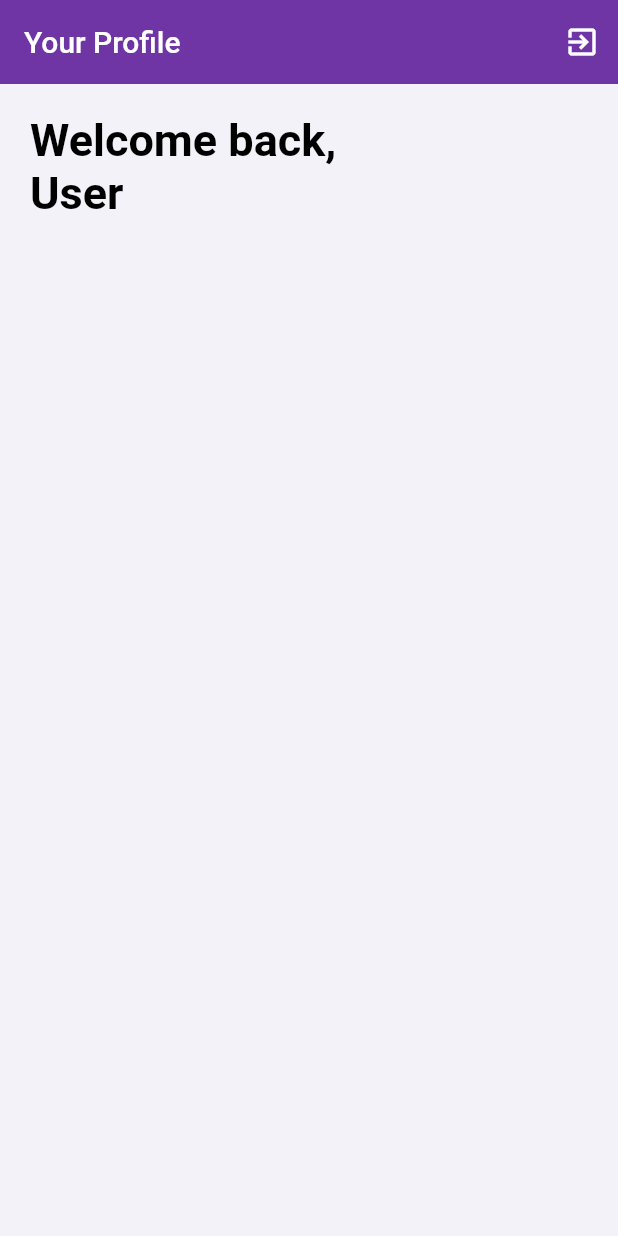
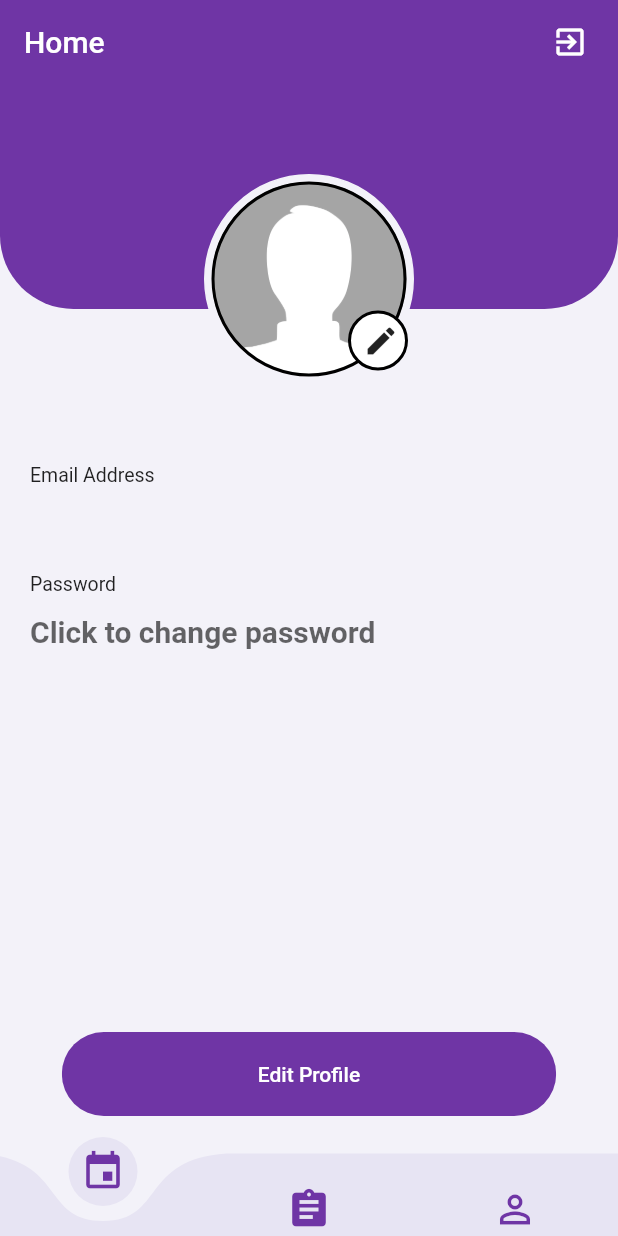
Before and after one commit to chwoozy/dayly, a Flutter app: the screen it shows once a user with an empty profile is signed in, on a phone screen of 412 x 824 dp. Run offline on Flutter 3.47's test engine with Material 2 defaults, Android fonts, the phone set to English and light mode, and no system bars; drawn by our look-alikes of curved_navigation_bar; our stand-ins replace cloud_firestore, email_validator, firebase_auth, firebase_storage, flutter_spinkit, image_picker; accounts and stored records are empty.

Commit message:
profile page added without password

```diff
--- a/lib/components/constants.dart
+++ b/lib/components/constants.dart
@@ -4,6 +4,7 @@ import 'package:flutter/material.dart';
 const primaryBackgroundColor = Color(0xFFF3F2F9);
 const primaryPurple = Color(0xFF6F35A5);
 const primaryLightColor = Color(0xFFF1E6FF);
+const secondaryBackgroundColor = Color(0xFFE7E4F3);
 
 // Decorations
 var authTextInputDecoration = InputDecoration(
--- a/lib/pages/home/home.dart
+++ b/lib/pages/home/home.dart
@@ -1,22 +1,33 @@
 import 'package:dayly/components/constants.dart';
+import 'package:dayly/pages/profile/profile.dart';
 import 'package:dayly/services/auth.dart';
 import 'package:flutter/material.dart';
+import 'package:dayly/services/database.dart';
+import 'package:provider/provider.dart';
+import 'package:dayly/pages/models/user.dart';
+import 'package:curved_navigation_bar/curved_navigation_bar.dart';
 
 class Home extends StatelessWidget {
 
   final AuthService _authService = AuthService();
+  final User user;
+
+  Home({ this.user });
 
   @override
   Widget build(BuildContext context) {
 
-    return Scaffold(
+    return StreamProvider<UserData>.value(
+      value: DatabaseService(uid: user.uid).userData,
+      child: Scaffold(
         backgroundColor: primaryBackgroundColor,
         appBar: AppBar(
-        title: Text('Your Profile'),
+          title: Text('Home'),
           backgroundColor: primaryPurple,
           elevation: 0.0,
           actions: <Widget>[
             IconButton(
+              padding: EdgeInsets.symmetric(horizontal: 20.0),
               icon: Icon(Icons.exit_to_app),
               onPressed: () async {
                 await _authService.signOut();
@@ -24,22 +35,25 @@ class Home extends StatelessWidget {
             )
           ],
         ),
-      body: Padding(
-        padding: EdgeInsets.symmetric(horizontal: 20.0),
-        child: Column(
-          children: <Widget>[
-            SizedBox(height: 20.0),
-            Text(
-              'Welcome back, \nUser',
-              style: TextStyle(
-                fontWeight:  FontWeight.bold,
-                fontSize: 30.0,
-                color: Colors.black,
+        body: Profile(),
+        bottomNavigationBar: CurvedNavigationBar(
+          height: 55,
+          index: 0,
+          backgroundColor: primaryBackgroundColor,
+          color: secondaryBackgroundColor,
+          items: <Widget>[
+            Icon(Icons.event, size: 30, color: primaryPurple),
+            Icon(Icons.assignment, size: 30, color: primaryPurple),
+            Icon(Icons.perm_identity, size: 30, color: primaryPurple),
+          ],
+          animationDuration: Duration(
+            milliseconds: 200,
           ),
+          onTap: (index) {
+            //Handle button tap
+          },
+        )
       ),
-          ],
-        ),
-      )
     );
   }
 }
--- /dev/null
+++ b/lib/pages/home/test.dart
@@ -0,0 +1,21 @@
+import 'package:flutter/material.dart';
+
+class Test extends StatelessWidget {
+  @override
+  Widget build(BuildContext context) {
+    return Scaffold(
+      appBar: AppBar(
+
+      ),
+      body: Container(
+        child: Column(
+          children: <Widget>[
+            Text(
+              'hi'
+            )
+          ]
+        ),
+      ),
+    );
+  }
+}
--- a/lib/pages/models/user.dart
+++ b/lib/pages/models/user.dart
@@ -2,8 +2,14 @@ class User {
   final String uid;
 
   User({ this.uid });
+}
 
-  String getUID() {
-    return this.uid;
-  }
+class UserData {
+  final String uid;
+  final String email;
+  final String name;
+  final String type;
+  final String imageUrl;
+
+  UserData({ this.uid, this.email, this.name, this.type, this.imageUrl});
 }
--- /dev/null
+++ b/lib/pages/profile/profile.dart
@@ -0,0 +1,235 @@
+import 'dart:io';
+import 'package:dayly/components/constants.dart';
+import 'package:dayly/components/loading.dart';
+import 'package:dayly/components/rounded-button.dart';
+import 'package:dayly/pages/models/user.dart';
+import 'package:dayly/services/database.dart';
+import 'package:firebase_storage/firebase_storage.dart';
+import 'package:flutter/material.dart';
+import 'package:image_picker/image_picker.dart';
+import 'package:provider/provider.dart';
+
+class Profile extends StatefulWidget {
+  @override
+  _ProfileState createState() => _ProfileState();
+}
+
+class _ProfileState extends State<Profile> {
+
+  final _formKey = GlobalKey<FormState>();
+
+  // Form States
+  String _name = '';
+  String _email = '';
+  String _uid = '';
+  String _imageUrl = '';
+  bool loading = false;
+  bool updating = false;
+  File _uploadedImage;
+  final _picker = ImagePicker();
+
+  Future getImage() async {
+    final _pickedImage = await _picker.getImage(source: ImageSource.gallery);
+    setState(() => _uploadedImage = File(_pickedImage.path));
+  }
+
+  Future uploadImage(File file) async {
+    final StorageReference firebaseStorageRef = FirebaseStorage.instance
+      .ref()
+      .child('user/assets/profilepic/$_uid.png');
+
+    StorageUploadTask uploadTask = firebaseStorageRef.putFile(_uploadedImage);
+    StorageTaskSnapshot taskSnapshot = await uploadTask.onComplete;
+    print('Upload Complete');
+    _imageUrl = await taskSnapshot.ref.getDownloadURL();
+    print(_imageUrl);
+  }
+
+  @override
+  Widget build(BuildContext context) {
+
+    final _userData = Provider.of<UserData>(context);
+    final _databaseService = DatabaseService(uid: _userData.uid);
+    Size size = MediaQuery.of(context).size;
+    _uid = _userData.uid;
+    _imageUrl = _userData.imageUrl;
+
+    return loading ? Loading() : Scaffold(
+      backgroundColor: primaryBackgroundColor,
+      body: SingleChildScrollView(
+        child: Column(
+          crossAxisAlignment: CrossAxisAlignment.start,
+          children: <Widget>[
+            Container(
+            height: 200,
+            child: Stack(
+              children: <Widget>[
+                Container(
+                height: 150,
+                decoration: BoxDecoration(
+                  color: primaryPurple,
+                  // boxShadow: [BoxShadow(blurRadius: 5.0)],
+                  borderRadius: BorderRadius.vertical(bottom: Radius.circular(49)),
+                ),
+              ),
+              Container(
+                height: 200,
+                child: Align(
+                  alignment: Alignment.bottomCenter,
+                  child: Container(
+                    decoration: BoxDecoration(
+                        shape: BoxShape.circle,
+                        border: Border.all(color: primaryBackgroundColor),
+                        color: primaryBackgroundColor,
+                      ),
+                    height: 140,
+                    width: 140,
+                    child: Container(
+                      margin: EdgeInsets.all(4),
+                      decoration: BoxDecoration(
+                        image: DecorationImage(
+                          image: _uploadedImage != null
+                            ? FileImage(_uploadedImage)
+                            : _imageUrl == ''
+                            ? AssetImage('assets/images/avatar.png')
+                            : NetworkImage(_imageUrl),
+                          fit: BoxFit.fill,
+                        ),
+                        shape: BoxShape.circle,
+                        border: Border.all(color: Colors.black, width: 2.0),
+                      ),
+                    ),
+                  ),
+                ),
+              ),
+              Positioned(
+                top: 145,
+                right: 140,
+                child: Container(
+                  width: 40,
+                  decoration: BoxDecoration(
+                    shape: BoxShape.circle,
+                    border: Border.all(color: Colors.black, width: 2.0),
+                    color: Colors.white,
+                  ),
+                  // User Profile Image
+                  child: IconButton(
+                    splashColor: Colors.transparent,
+                    highlightColor: Colors.transparent,
+                    icon: Icon(Icons.create),
+                    onPressed: getImage,
+                  ),
+                ),
+              )
+              ]
+              ),
+            ),
+            // SizedBox(height: 10.0,),
+            Center(
+              child: Text(
+                _name,
+                style: TextStyle(
+                  fontWeight: FontWeight.w600,
+                  fontSize: 20,
+                )
+              ),
+            ),
+            SizedBox(height: 30.0,),
+            Container(
+              height: size.height - 450,
+              padding: EdgeInsets.symmetric(horizontal: 20.0),
+              child: Form(
+                key: _formKey,
+                child: Column(
+                  crossAxisAlignment: CrossAxisAlignment.start,
+                  children: <Widget>[
+                    Text(
+                      'Email Address',
+                      style: TextStyle(
+                        fontWeight: FontWeight.w400,
+                        fontSize: 13,
+                      ),
+                    ),
+                    TextFormField(
+                      initialValue: _userData.email,
+                      style: TextStyle(
+                        fontWeight: FontWeight.w600,
+                        fontSize: 20,
+                      ),
+                      validator: (value) => value.isEmpty ?  'Enter a valid email address' : null,
+                      onChanged: (value) {
+                        setState(() {
+                          _email = value;
+                        });
+                      },
+                      decoration: InputDecoration(
+                        enabledBorder: InputBorder.none,
+                        focusedBorder: InputBorder.none,
+                      ),
+                    ),
+                    SizedBox(height: 10),
+                    Text(
+                      'Password',
+                      style: TextStyle(
+                        fontWeight: FontWeight.w400,
+                        fontSize: 13,
+                      ),
+                    ),
+                    TextFormField(
+                      obscureText: true,
+                      style: TextStyle(
+                        fontWeight: FontWeight.w600,
+                        fontSize: 20,
+                      ),
+                      onChanged: (value) {
+                        setState(() {
+                           //TODO: Change Password
+                        });
+                      },
+                      decoration: InputDecoration(
+                        enabledBorder: InputBorder.none,
+                        hintText: 'Click to change password'
+                      ),
+                    ),
+                    updating ? Text(
+                      'Your profile has been updated.',
+                      style: TextStyle(
+                        color: Colors.green,
+                      )
+                    ) : SizedBox(height: 10),
+                  ]
+                ),
+              )
+            ),
+            Center(
+              child: RoundedButton(
+                color: primaryPurple,
+                text: 'Edit Profile',
+                press: () async {
+                  print(_email);
+                  if (_formKey.currentState.validate()) {
+                    setState(() {
+                      loading = true;
+                    });
+                    if (_uploadedImage != null) {
+                        await uploadImage(_uploadedImage);
+                    }
+                    _databaseService.updateUserData(_userData.name, _email == '' ? _userData.email : _email, _userData.type, _imageUrl).whenComplete(() async {
+
+                      setState(() {
+                        loading = false;
+                        updating = true;
+                      });
+                    });
+                  }
+                },
+                textColor: Colors.white,
+
+              ),
+            )
+          ]
+        ),
+      ),
+    );
+  }
+}
--- a/lib/pages/wrapper.dart
+++ b/lib/pages/wrapper.dart
@@ -9,12 +9,12 @@ class Wrapper extends StatelessWidget {
   Widget build(BuildContext context) {
 
      final user = Provider.of<User>(context);
-     print(user);
+     print("Logged in with:" + user.toString());
 
     if (user == null) {
       return Landing();
     } else {
-      return Home();
+      return Home(user: user);
     }
   }
 }
--- a/lib/services/auth.dart
+++ b/lib/services/auth.dart
@@ -48,7 +48,7 @@ class AuthService {
       FirebaseUser user = result.user;
 
       // Create a new collection document for user with the uid
-      await DatabaseService(uid: user.uid).updateUserData(name, "student");
+      await DatabaseService(uid: user.uid).updateUserData(name, email, "student", '');
       return _userFromFirebaseUser(user);
     } catch(e) {
       print(e.toString());
--- a/lib/services/database.dart
+++ b/lib/services/database.dart
@@ -1,4 +1,5 @@
 import 'package:cloud_firestore/cloud_firestore.dart';
+import 'package:dayly/pages/models/user.dart';
 
 class DatabaseService {
 
@@ -8,10 +9,29 @@ class DatabaseService {
   // Collection Reference
   final CollectionReference userCollection = Firestore.instance.collection('user');
 
-  Future updateUserData(String name, String usertype) async {
+  Future updateUserData(String name, String email, String type, String imageUrl) async {
     return await userCollection.document(uid).setData({
       'name' : name,
-      'usertype' : usertype,
+      'email' : email,
+      'type' : type,
+      'imageUrl' : imageUrl,
     });
   }
+
+  // Get User Data Stream
+  Stream<UserData> get userData {
+    return userCollection.document(uid).snapshots()
+      .map(_userDataFromSnapshot);
+  }
+
+  // User Data from Snapshot
+  UserData _userDataFromSnapshot(DocumentSnapshot snapshot) {
+    return UserData(
+      uid: uid,
+      name: snapshot.data['name'],
+      email: snapshot.data['email'],
+      type: snapshot.data['type'],
+      imageUrl: snapshot.data['imageUrl'],
+    );
+  }
 }
--- a/pubspec.yaml
+++ b/pubspec.yaml
@@ -34,6 +34,10 @@ dependencies:
   flutter_svg: ^0.17.4
   flutter_spinkit: "^4.1.2"
   email_validator: ^1.0.4
+  curved_navigation_bar: ^0.3.2
+  firebase_storage: ^3.1.6
+  image_picker: ^0.6.7+1
+
 
 dev_dependencies:
   flutter_test:
```
Also changed, not shown: assets/images/avatar.png (added), pubspec.lock, 3 other files. Lines whose indentation alone changed are shown as unchanged.
